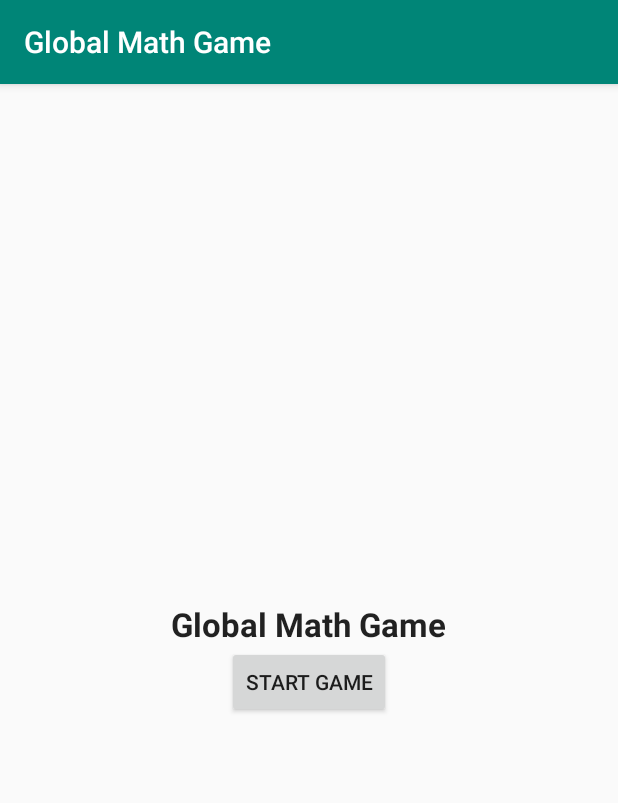
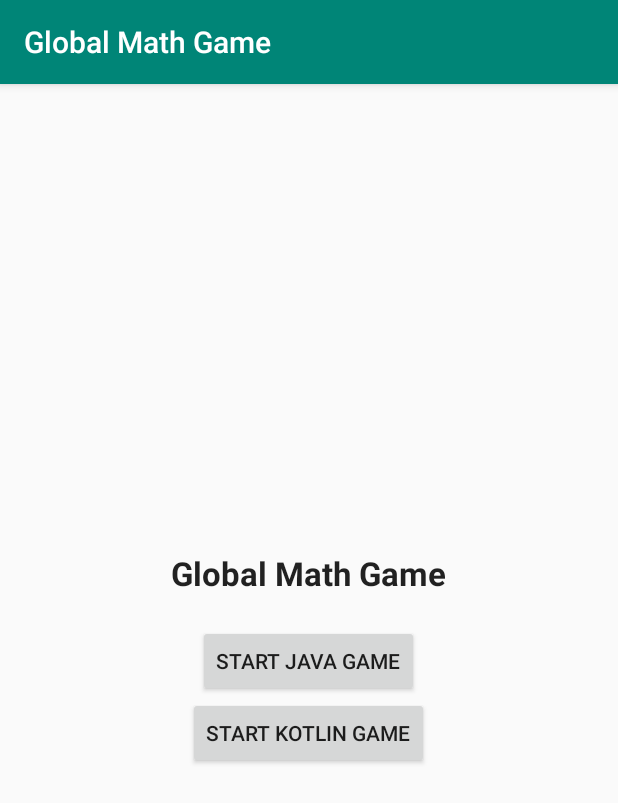
Before and after one commit to reneilpascua/GlobalMathGame, an Android app: the screen it shows after launch (MainActivity), on a phone screen of 412 x 824 dp. Shown: the top 803 px of the screen. Run offline under Robolectric (Android 15) with nearby library versions, the phone set to English and light mode, and no system bars.

Commit message:
beginning Kotlin implementation

```diff
--- a/app/src/main/java/ca/bcit/globalmathgame/MainActivity.java
+++ b/app/src/main/java/ca/bcit/globalmathgame/MainActivity.java
@@ -19,4 +19,6 @@ public class MainActivity extends AppCompatActivity {
         startActivity(i);
 
     }
+
+
 }
--- a/app/src/main/res/layout/activity_main.xml
+++ b/app/src/main/res/layout/activity_main.xml
@@ -14,11 +14,18 @@
         android:text="@string/app_name"
         android:textAppearance="@style/TextAppearance.AppCompat.Large"
         android:textStyle="bold"
-        android:textAlignment="center"/>
+        android:textAlignment="center"
+        android:layout_marginBottom="@dimen/bigMargin"/>
     <Button
         android:layout_width="wrap_content"
         android:layout_height="wrap_content"
-        android:text="@string/startGame"
+        android:text="@string/startJavaGame"
+        android:onClick="startGame"/>
+
+    <Button
+        android:layout_width="wrap_content"
+        android:layout_height="wrap_content"
+        android:text="@string/startKotlinGame"
         android:onClick="startGame"/>
 
 
--- a/app/src/main/res/values/strings.xml
+++ b/app/src/main/res/values/strings.xml
@@ -11,4 +11,6 @@
     <string name="channel_name" translatable="false">channelName</string>
     <string name="channel_description" translatable="false">channelDescription</string>
     <string name="yourScoreIs">Your score is</string>
+    <string name="startJavaGame">start java game</string>
+    <string name="startKotlinGame">start kotlin game</string>
 </resources>
```
Also changed, not shown: 2 other files.
